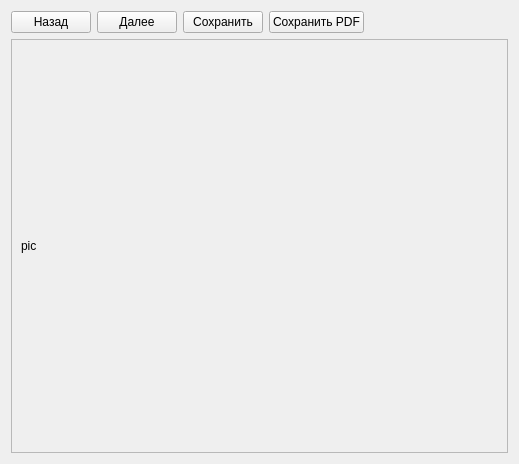
Old version of the form viewer.ui in the repository firef0xff/SSHGS01.
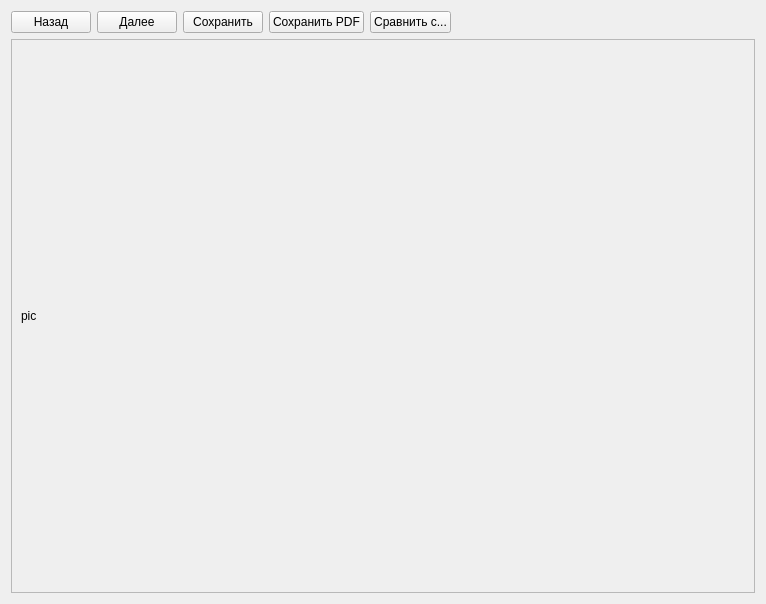
New version of the form.

Patch:
```diff
--- a/viewer.ui
+++ b/viewer.ui
@@ -6,8 +6,8 @@
    <rect>
     <x>0</x>
     <y>0</y>
-    <width>519</width>
-    <height>464</height>
+    <width>766</width>
+    <height>604</height>
    </rect>
   </property>
   <property name="windowTitle">
@@ -47,6 +47,13 @@
        </property>
       </widget>
      </item>
+     <item>
+      <widget class="QPushButton" name="Compare">
+       <property name="text">
+        <string>Сравнить с...</string>
+       </property>
+      </widget>
+     </item>
      <item>
       <spacer name="horizontalSpacer">
        <property name="orientation">
@@ -72,8 +79,8 @@
        <rect>
         <x>0</x>
         <y>0</y>
-        <width>499</width>
-        <height>407</height>
+        <width>746</width>
+        <height>553</height>
        </rect>
       </property>
       <layout class="QHBoxLayout" name="horizontalLayout">
```
